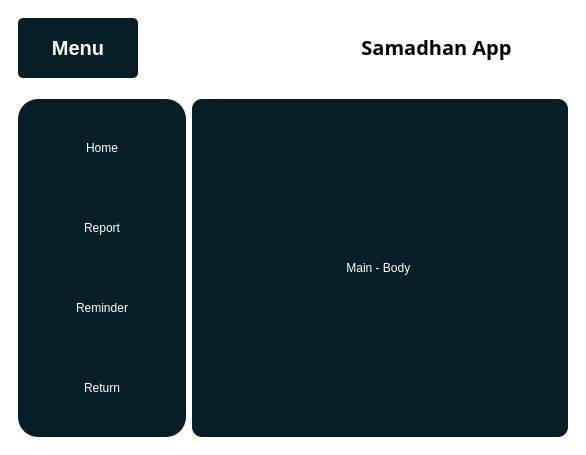
The window that landing and others/ok.ui (Paurakh977/PyQT) describes before a commit, drawn with Qt 5.
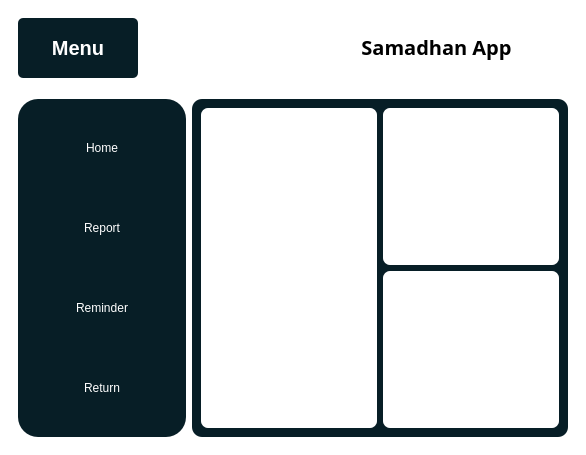
The same window after the commit. Icons and pictures are not drawn.

Commit message: graoh frame added

The edit to the form file:
```diff
--- a/landing and others/ok.ui
+++ b/landing and others/ok.ui
@@ -407,14 +407,52 @@
          <property name="frameShadow">
           <enum>QFrame::Raised</enum>
          </property>
-         <layout class="QHBoxLayout" name="horizontalLayout_4">
-          <item>
-           <widget class="QLabel" name="label_2">
-            <property name="text">
-             <string>Main - Body </string>
+         <layout class="QGridLayout" name="gridLayout">
+          <item row="0" column="0" rowspan="2">
+           <widget class="QFrame" name="bar_graph_frame">
+            <property name="styleSheet">
+             <string notr="true">background-color: rgb(255, 255, 255);
+border-radius:7px;</string>
             </property>
-            <property name="alignment">
-             <set>Qt::AlignCenter</set>
+            <property name="frameShape">
+             <enum>QFrame::StyledPanel</enum>
+            </property>
+            <property name="frameShadow">
+             <enum>QFrame::Raised</enum>
+            </property>
+           </widget>
+          </item>
+          <item row="0" column="1">
+           <widget class="QFrame" name="tasks_frame">
+            <property name="maximumSize">
+             <size>
+              <width>490</width>
+              <height>16777215</height>
+             </size>
+            </property>
+            <property name="styleSheet">
+             <string notr="true">background-color: rgb(255, 255, 255);
+border-radius:7px;</string>
+            </property>
+            <property name="frameShape">
+             <enum>QFrame::StyledPanel</enum>
+            </property>
+            <property name="frameShadow">
+             <enum>QFrame::Raised</enum>
+            </property>
+           </widget>
+          </item>
+          <item row="1" column="1">
+           <widget class="QFrame" name="extra_frame">
+            <property name="styleSheet">
+             <string notr="true">background-color: rgb(255, 255, 255);
+border-radius:7px;</string>
+            </property>
+            <property name="frameShape">
+             <enum>QFrame::StyledPanel</enum>
+            </property>
+            <property name="frameShadow">
+             <enum>QFrame::Raised</enum>
             </property>
            </widget>
           </item>
```
The commit also changes 2 other files.
